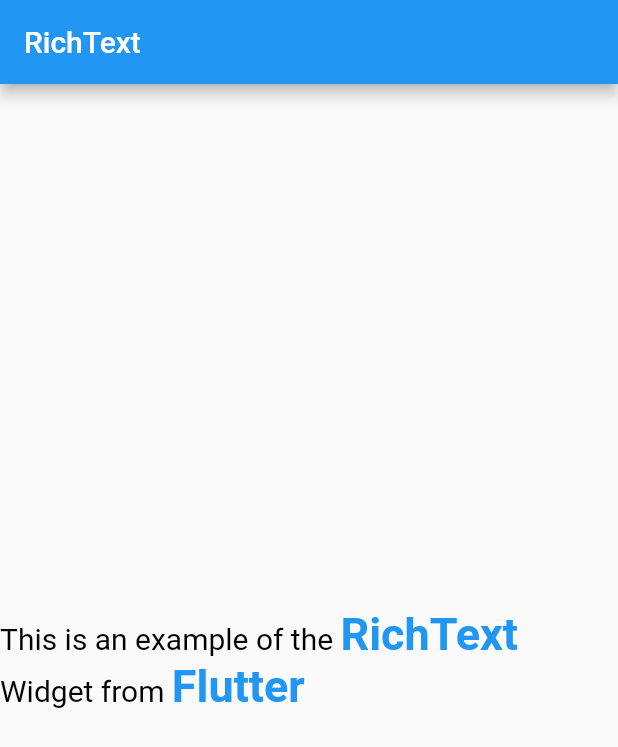
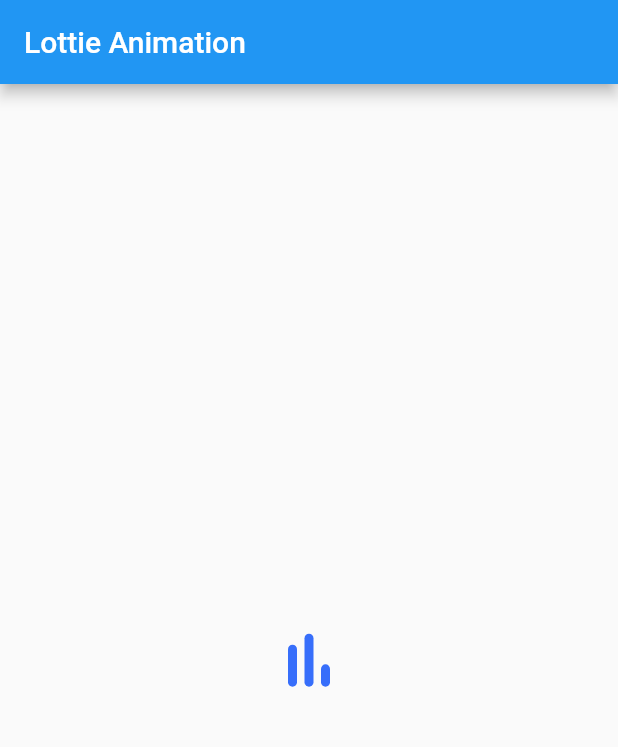
Before and after one commit to biplobsd/flutterNoob, a Flutter app: the screen it shows after launch, on a phone screen of 412 x 824 dp. Shown: the top 747 px of the screen. Run offline on Flutter 3.47's test engine with Material 2 defaults, Android fonts, the phone set to English and light mode, and no system bars; our stand-ins replace lottie.

Commit message:
Lottie Animation

```diff
--- a/lib/main.dart
+++ b/lib/main.dart
@@ -1,4 +1,5 @@
 import 'package:flutter/material.dart';
+import 'package:lottie/lottie.dart';
 
 void main() => runApp(const MyApp());
 
@@ -9,32 +10,10 @@
   Widget build(BuildContext context) => MaterialApp(
         home: Scaffold(
           appBar: AppBar(
-            title: const Text("RichText"),
+            title: const Text("Lottie Animation"),
           ),
           body: Center(
-            child: RichText(
-              text: const TextSpan(
-                style: TextStyle(fontSize: 20, color: Colors.black),
-                children: [
-                  TextSpan(text: "This is an example of the "),
-                  TextSpan(
-                    text: "RichText ",
-                    style: TextStyle(
-                        fontWeight: FontWeight.bold,
-                        color: Colors.blue,
-                        fontSize: 30),
-                  ),
-                  TextSpan(text: "Widget from "),
-                  TextSpan(
-                    text: "Flutter",
-                    style: TextStyle(
-                        fontWeight: FontWeight.bold,
-                        color: Colors.blue,
-                        fontSize: 30),
-                  ),
-                ],
-              ),
-            ),
+            child: Lottie.asset("assets/life.json"),
           ),
         ),
       );
--- a/pubspec.yaml
+++ b/pubspec.yaml
@@ -35,6 +35,7 @@
   # Use with the CupertinoIcons class for iOS style icons.
   cupertino_icons: ^1.0.2
   introduction_screen: ^2.1.0
+  lottie: ^1.2.1
 
 dev_dependencies:
   flutter_test:
@@ -60,8 +61,7 @@
 
   # To add assets to your application, add an assets section, like this:
   assets:
-    - assets/success.jpg
-    - assets/falling.jpg
+    - assets/life.json
 
   # An image asset can refer to one or more resolution-specific "variants", see
   # https://flutter.dev/assets-and-images/#resolution-aware.
```
Also changed, not shown: assets/life.json (added, +1 -0 lines), assets/falling.jpg (deleted), assets/success.jpg (deleted), pubspec.lock.
